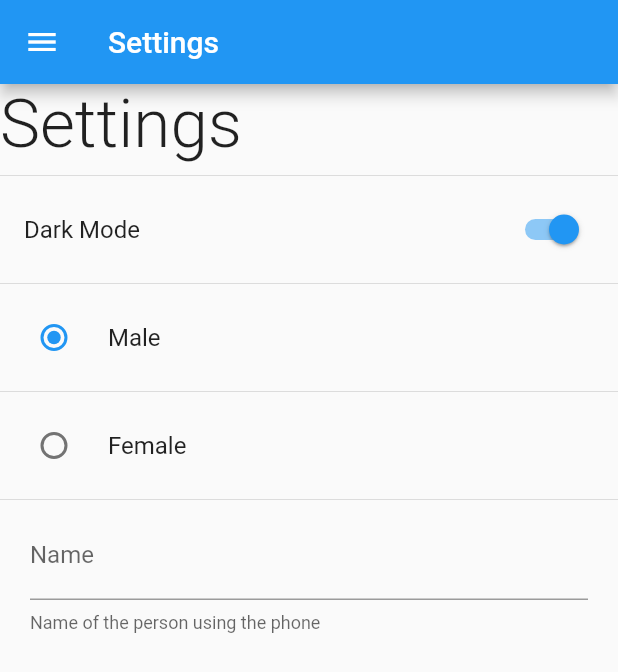
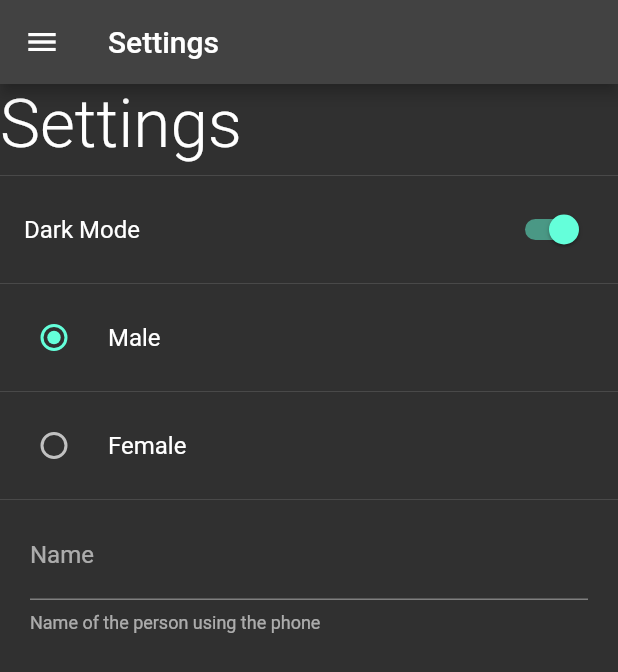
Before and after one commit to cxcarvaj/Preferences-App, a Flutter app: the SettingsScreen screen opened by its route, after a tap on "Dark Mode", on a phone screen of 412 x 824 dp. Shown: the top 672 px of the screen. Run offline on Flutter 3.47's test engine with Material 2 defaults, Android fonts, the phone set to English and light mode, and no system bars; our stand-ins replace shared_preferences; accounts and stored records are empty.

Commit message:
Change the ui theme dynamically

```diff
--- /dev/null
+++ b/lib/providers/theme_provider.dart
@@ -0,0 +1,19 @@
+import 'package:flutter/material.dart';
+
+class ThemeProvider extends ChangeNotifier {
+  ThemeData currentTheme;
+
+  //* : to initialize the currentTheme at constructor level
+  ThemeProvider({required bool isDarkMode})
+      : currentTheme = isDarkMode ? ThemeData.dark() : ThemeData.light();
+
+  setLightMode() {
+    currentTheme = ThemeData.light();
+    notifyListeners();
+  }
+
+  setDarkMode() {
+    currentTheme = ThemeData.dark();
+    notifyListeners();
+  }
+}
--- a/lib/screens/setting_screen.dart
+++ b/lib/screens/setting_screen.dart
@@ -1,6 +1,9 @@
 import 'package:flutter/material.dart';
 import 'package:preferences_app/share_preferences/preferences.dart';
 import 'package:preferences_app/widgets/widgets.dart';
+import 'package:provider/provider.dart';
+
+import '../providers/theme_provider.dart';
 
 class SettingsScreen extends StatefulWidget {
   static const String routerName = 'Settings';
@@ -42,6 +45,11 @@ class _SettingsScreenState extends State<SettingsScreen> {
               title: const Text('Dark Mode'),
               onChanged: (value) {
                 Preferences.isDarkMode = value;
+                final themeProvider =
+                    Provider.of<ThemeProvider>(context, listen: false);
+                value
+                    ? themeProvider.setDarkMode()
+                    : themeProvider.setLightMode();
                 setState(() {});
               },
             ),
```
Also changed, not shown: lib/main.dart (+14 -1 lines).
